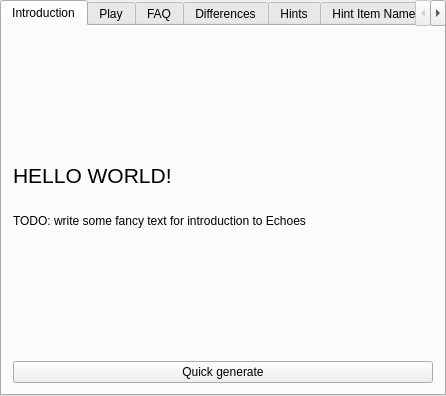
Before: the Qt Designer form randovania/gui/ui_files/games_tab_echoes_widget.ui in randovania/randovania, drawn with Qt 5.
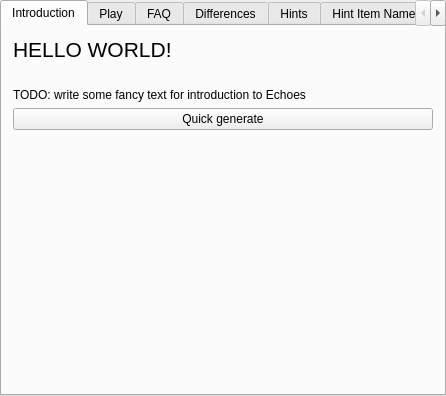
After: the same form once the commit is applied. Custom widgets are drawn as their Qt base class.

Commit message: Add images for games

Diff of the .ui file:
```diff
--- a/randovania/gui/ui_files/games_tab_echoes_widget.ui
+++ b/randovania/gui/ui_files/games_tab_echoes_widget.ui
@@ -32,6 +32,19 @@
       </property>
      </widget>
     </item>
+    <item>
+     <spacer name="intro_spacer">
+      <property name="orientation">
+       <enum>Qt::Vertical</enum>
+      </property>
+      <property name="sizeHint" stdset="0">
+       <size>
+        <width>20</width>
+        <height>40</height>
+       </size>
+      </property>
+     </spacer>
+    </item>
    </layout>
   </widget>
   <widget class="GenerateGameWidget" name="tab_generate_game">
```
Left out of the diff: 4 changed lines with no effect on the pictures. The commit also changes 18 other files.
